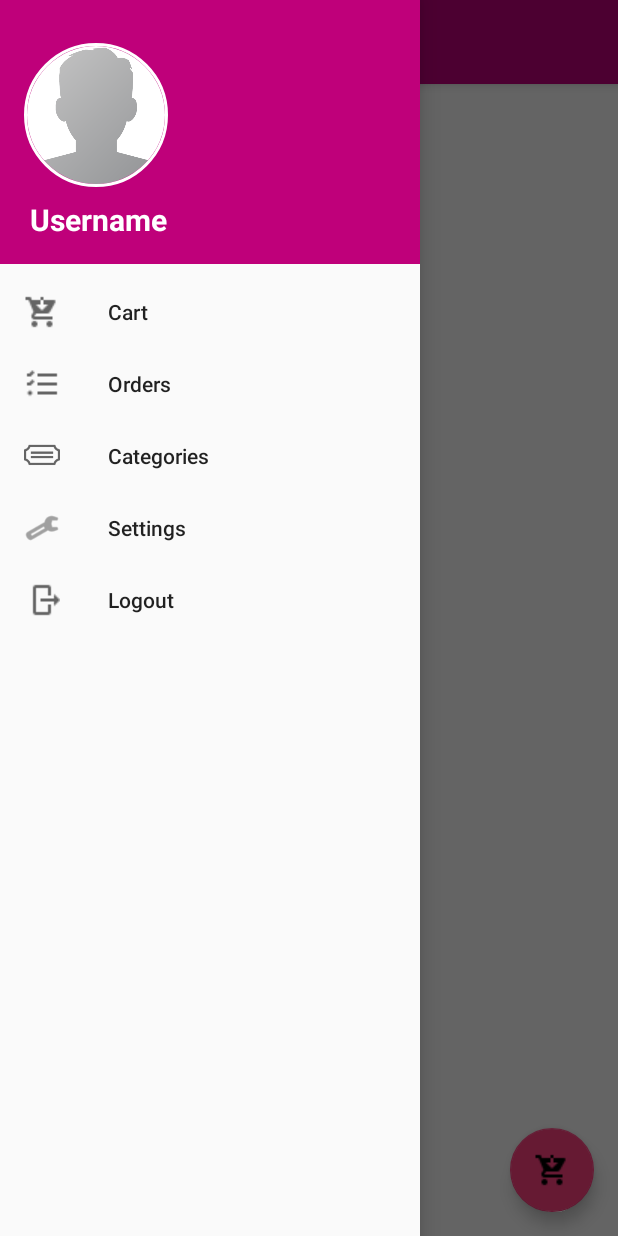
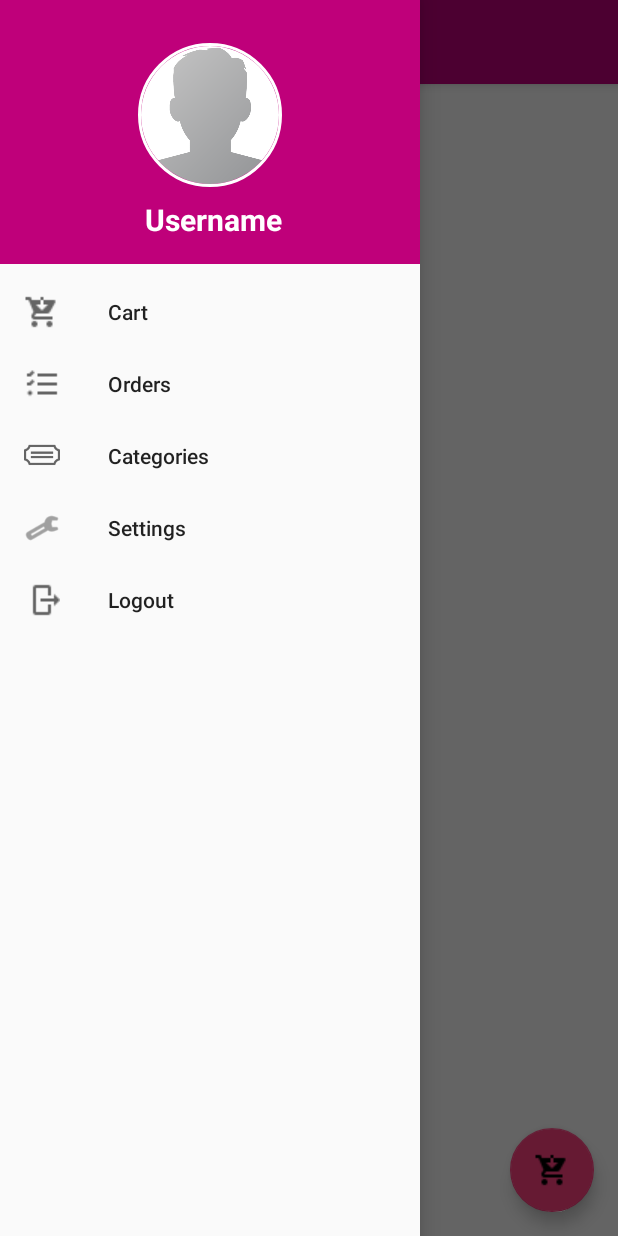
Before and after one commit to Debasis56/VocalForLocalAndroidApp, an Android app: the HomeActivity screen opened directly, with no data from a screen before it, with the side drawer open, on a phone screen of 412 x 824 dp. Run offline under Robolectric (Android 15) with nearby library versions, the phone set to English and light mode, and no system bars; our stand-ins replace CircleImageView, Firebase (no records; nobody signed in at launch, a user with empty details on screens opened directly), Picasso, navigation-ui; libraries missing offline, so code that uses them is left out: io.paperdb; 2 statements that could not run were skipped.

Commit message:
Added Home Activity for users

```diff
--- a/app/build.gradle
+++ b/app/build.gradle
@@ -47,8 +47,10 @@ dependencies {
     implementation 'androidx.lifecycle:lifecycle-livedata-ktx:2.3.1'
     implementation 'androidx.lifecycle:lifecycle-viewmodel-ktx:2.3.1'
     implementation 'androidx.navigation:navigation-fragment:2.3.5'
+    implementation 'com.firebaseui:firebase-ui-database:8.0.0'
     implementation 'androidx.navigation:navigation-ui:2.3.5'
     testImplementation 'junit:junit:4.+'
+    implementation 'com.squareup.picasso:picasso:2.71828'
     androidTestImplementation 'androidx.test.ext:junit:1.1.3'
     androidTestImplementation 'androidx.test.espresso:espresso-core:3.4.0'
 }
--- a/app/src/main/java/com/example/android/vocalforlocal/HomeActivity.java
+++ b/app/src/main/java/com/example/android/vocalforlocal/HomeActivity.java
@@ -2,12 +2,19 @@ package com.example.android.vocalforlocal;
 
 import android.content.Intent;
 import android.os.Bundle;
+import android.view.LayoutInflater;
 import android.view.MenuItem;
 import android.view.View;
 import android.view.Menu;
+import android.view.ViewGroup;
 import android.widget.TextView;
 
+import com.example.android.vocalforlocal.ViewHolder.ProductViewHolder;
+import com.firebase.ui.database.FirebaseRecyclerAdapter;
+
+import com.example.android.vocalforlocal.Model.Products;
 import com.example.android.vocalforlocal.Prevalent.Prevalent;
+import com.firebase.ui.database.FirebaseRecyclerOptions;
 import com.google.android.material.floatingactionbutton.FloatingActionButton;
 import com.google.android.material.snackbar.Snackbar;
 import com.google.android.material.navigation.NavigationView;
@@ -28,6 +35,7 @@ import androidx.recyclerview.widget.RecyclerView;
 import com.example.android.vocalforlocal.databinding.ActivityHomeBinding;
 import com.google.firebase.database.DatabaseReference;
 import com.google.firebase.database.FirebaseDatabase;
+import com.squareup.picasso.Picasso;
 
 import de.hdodenhof.circleimageview.CircleImageView;
 import io.paperdb.Paper;
@@ -77,55 +85,55 @@ public class HomeActivity extends AppCompatActivity
         NavigationView navigationView = (NavigationView) findViewById(R.id.nav_view);
         navigationView.setNavigationItemSelectedListener(this);
 
-//        View headerView = navigationView.getHeaderView(0);
-//        TextView userNameTextView = headerView.findViewById(R.id.user_profile_name);
-//        CircleImageView profileImageView = headerView.findViewById(R.id.user_profile_image);
-//
-//        userNameTextView.setText(Prevalent.currentOnlineUser.getName());
-//        Picasso.get().load(Prevalent.currentOnlineUser.getImage()).placeholder(R.drawable.profile).into(profileImageView);
-//
-//
-//        recyclerView = findViewById(R.id.recycler_menu);
-//        recyclerView.setHasFixedSize(true);
-//        layoutManager = new LinearLayoutManager(this);
-//        recyclerView.setLayoutManager(layoutManager);
+        View headerView = navigationView.getHeaderView(0);
+        TextView userNameTextView = headerView.findViewById(R.id.user_profile_name);
+        CircleImageView profileImageView = headerView.findViewById(R.id.user_profile_image);
+
+        userNameTextView.setText(Prevalent.currentOnlineUser.getName());
+        //Picasso.get().load(Prevalent.currentOnlineUser.getImage()).placeholder(R.drawable.profile).into(profileImageView);
+
+
+        recyclerView = findViewById(R.id.recycler_menu);
+        recyclerView.setHasFixedSize(true);
+        layoutManager = new LinearLayoutManager(this);
+        recyclerView.setLayoutManager(layoutManager);
     }
 
 
-//    @Override
-//    protected void onStart()
-//    {
-//        super.onStart();
-//
-//        FirebaseRecyclerOptions<Products> options =
-//                new FirebaseRecyclerOptions.Builder<Products>()
-//                        .setQuery(ProductsRef, Products.class)
-//                        .build();
-//
-//
-//        FirebaseRecyclerAdapter<Products, ProductViewHolder> adapter =
-//                new FirebaseRecyclerAdapter<Products, ProductViewHolder>(options) {
-//                    @Override
-//                    protected void onBindViewHolder(@NonNull ProductViewHolder holder, int position, @NonNull Products model)
-//                    {
-//                        holder.txtProductName.setText(model.getPname());
-//                        holder.txtProductDescription.setText(model.getDescription());
-//                        holder.txtProductPrice.setText("Price = " + model.getPrice() + "$");
-//                        Picasso.get().load(model.getImage()).into(holder.imageView);
-//                    }
-//
-//                    @NonNull
-//                    @Override
-//                    public ProductViewHolder onCreateViewHolder(@NonNull ViewGroup parent, int viewType)
-//                    {
-//                        View view = LayoutInflater.from(parent.getContext()).inflate(R.layout.product_items_layout, parent, false);
-//                        ProductViewHolder holder = new ProductViewHolder(view);
-//                        return holder;
-//                    }
-//                };
-//        recyclerView.setAdapter(adapter);
-//        adapter.startListening();
-//    }
+    @Override
+    protected void onStart()
+    {
+        super.onStart();
+
+        FirebaseRecyclerOptions<Products> options =
+                new FirebaseRecyclerOptions.Builder<Products>()
+                        .setQuery(ProductsRef, Products.class)
+                        .build();
+
+
+        FirebaseRecyclerAdapter<Products, ProductViewHolder> adapter =
+                new FirebaseRecyclerAdapter<Products, ProductViewHolder>(options) {
+                    @Override
+                    protected void onBindViewHolder(@NonNull ProductViewHolder holder, int position, @NonNull Products model)
+                    {
+                        holder.textProductName.setText(model.getPname());
+                        holder.textProductDescription.setText(model.getDescription());
+                        holder.textProductPrice.setText("Price = ₹" + model.getPrice());
+                        Picasso.get().load(model.getImage()).into(holder.imageView);
+                    }
+
+                    @NonNull
+                    @Override
+                    public ProductViewHolder onCreateViewHolder(@NonNull ViewGroup parent, int viewType)
+                    {
+                        View view = LayoutInflater.from(parent.getContext()).inflate(R.layout.product_items_layout, parent, false);
+                        ProductViewHolder holder = new ProductViewHolder(view);
+                        return holder;
+                    }
+                };
+        recyclerView.setAdapter(adapter);
+        adapter.startListening();
+    }
 
     @Override
     public void onBackPressed() {
--- a/app/src/main/java/com/example/android/vocalforlocal/LoginActivity.java
+++ b/app/src/main/java/com/example/android/vocalforlocal/LoginActivity.java
@@ -129,6 +129,7 @@ private TextView AdminLink, NotAdminLink;
                                Toast.makeText(LoginActivity.this, "Logged in Successfully...", Toast.LENGTH_SHORT).show();
                                loadingBar.dismiss();
                                Intent intent = new Intent(LoginActivity.this, HomeActivity.class);
+                               Prevalent.currentOnlineUser = usersData;
                                startActivity(intent);
                            }
 
--- a/app/src/main/java/com/example/android/vocalforlocal/Prevalent/Prevalent.java
+++ b/app/src/main/java/com/example/android/vocalforlocal/Prevalent/Prevalent.java
@@ -3,7 +3,7 @@ package com.example.android.vocalforlocal.Prevalent;
 import com.example.android.vocalforlocal.Model.Users;
 
 public class Prevalent {
-    private  static Users currentOnlineUser;
+    public  static Users currentOnlineUser;
 
     public static  final String UserPhoneKey = "UserPhone";
     public static final String UserPasswordKey = "UserPassword";
--- a/app/src/main/res/layout/nav_header_home.xml
+++ b/app/src/main/res/layout/nav_header_home.xml
@@ -19,6 +19,7 @@
         android:layout_height="96dp"
         android:src="@drawable/profile"
         app:civ_border_width="2dp"
+        android:layout_gravity="center"
         app:civ_border_color="@color/white"/>
 
     <TextView
@@ -28,6 +29,7 @@
         android:layout_width="match_parent"
         android:layout_height="wrap_content"
         android:paddingTop="@dimen/nav_header_vertical_spacing"
+        android:gravity="center"
         android:text="Username"
         android:layout_marginLeft="4dp"
         android:textAppearance="@style/TextAppearance.AppCompat.Body1" />
```
Also changed, not shown: app/src/main/java/com/example/android/vocalforlocal/Model/Products.java (added, +85 -0 lines), app/src/main/java/com/example/android/vocalforlocal/ViewHolder/ProductViewHolder.java (added, +39 -0 lines), app/src/main/java/com/example/android/vocalforlocal/interface/itemClickListener.java (added, +8 -0 lines), app/src/main/res/layout/product_items_layout.xml (added, +61 -0 lines).
